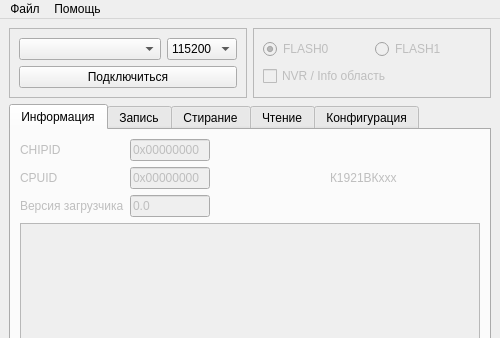
ntsfv/flasher, file app/ui/main.ui: the form before one commit; both pictures show x 0 to 500 and y 0 to 338 of the 500 by 600 pixel window.
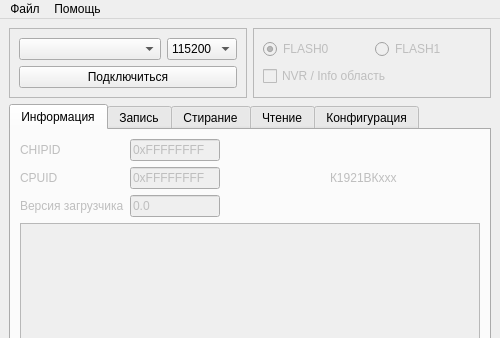
The form after the commit. Icons and pictures are not drawn.

What changed in the file:
```diff
--- a/app/ui/main.ui
+++ b/app/ui/main.ui
@@ -235,18 +235,18 @@
              <widget class="QLineEdit" name="tinfo_ledit_chipid">
               <property name="minimumSize">
                <size>
-                <width>80</width>
+                <width>90</width>
                 <height>0</height>
                </size>
               </property>
               <property name="maximumSize">
                <size>
-                <width>80</width>
+                <width>90</width>
                 <height>16777215</height>
                </size>
               </property>
               <property name="text">
-               <string notr="true">0x00000000</string>
+               <string notr="true">0xFFFFFFFF</string>
               </property>
               <property name="readOnly">
                <bool>true</bool>
@@ -264,18 +264,18 @@
              <widget class="QLineEdit" name="tinfo_ledit_cpuid">
               <property name="minimumSize">
                <size>
-                <width>80</width>
+                <width>90</width>
                 <height>0</height>
                </size>
               </property>
               <property name="maximumSize">
                <size>
-                <width>80</width>
+                <width>90</width>
                 <height>16777215</height>
                </size>
               </property>
               <property name="text">
-               <string notr="true">0x00000000</string>
+               <string notr="true">0xFFFFFFFF</string>
               </property>
               <property name="readOnly">
                <bool>true</bool>
@@ -293,13 +293,13 @@
              <widget class="QLineEdit" name="tinfo_ledit_bootver">
               <property name="minimumSize">
                <size>
-                <width>80</width>
+                <width>90</width>
                 <height>0</height>
                </size>
               </property>
               <property name="maximumSize">
                <size>
-                <width>80</width>
+                <width>90</width>
                 <height>16777215</height>
                </size>
               </property>
```
Left out of the diff: 20 changed lines with no effect on the pictures.
